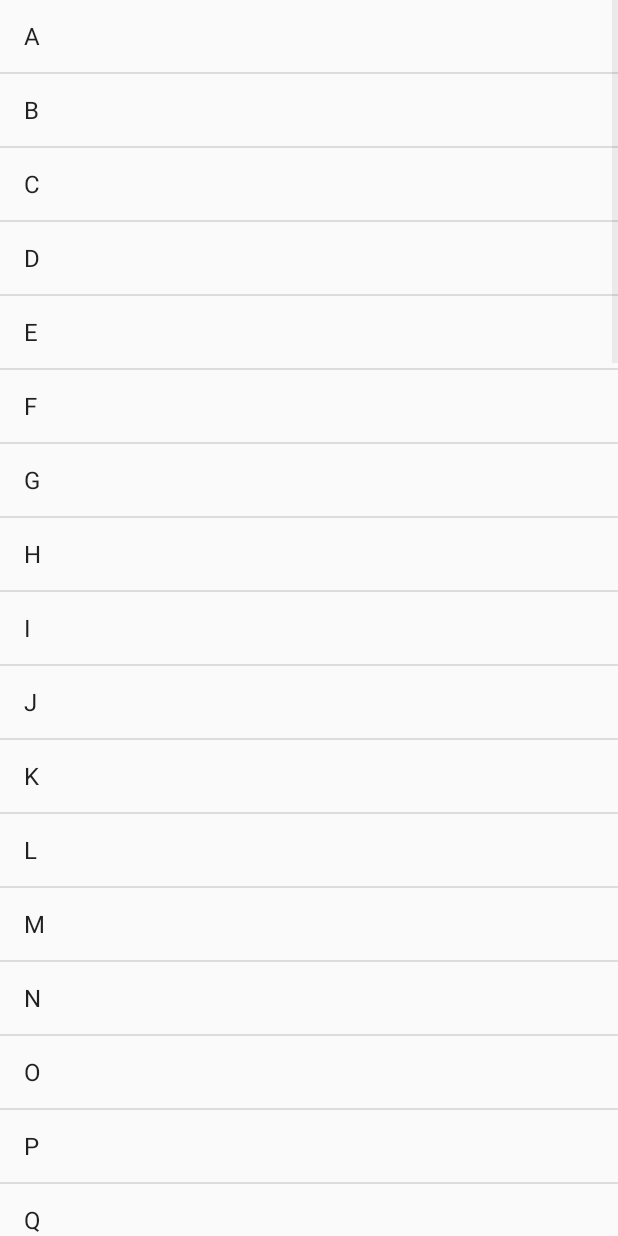
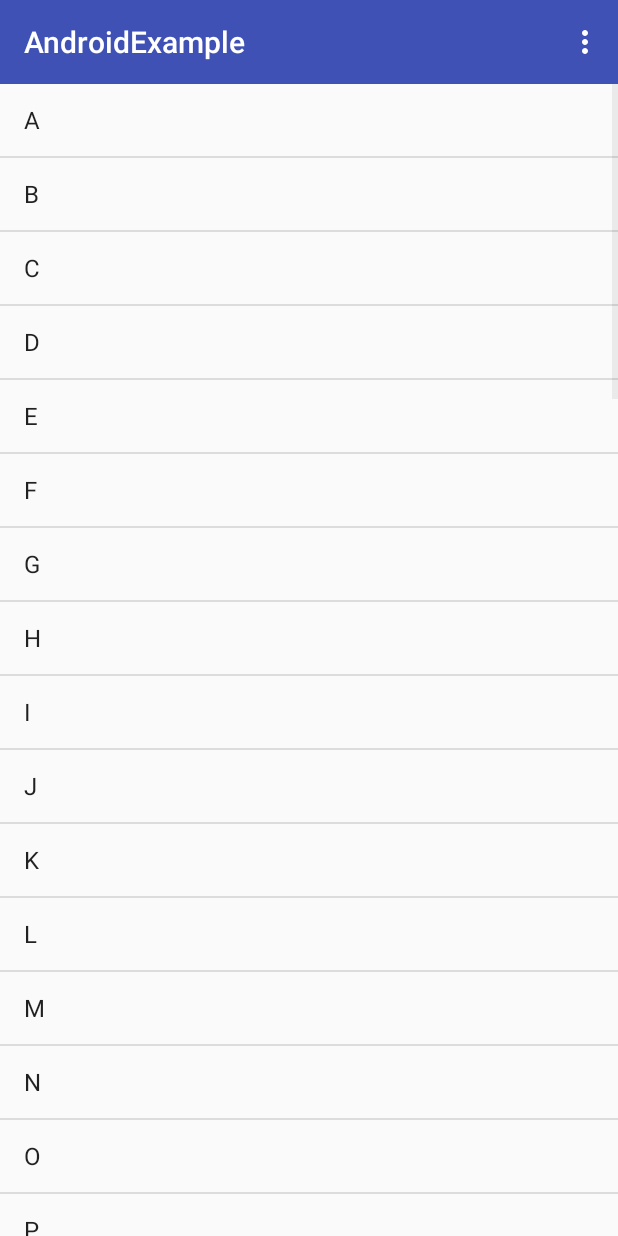
Before and after one commit to zouzhihao1992/AndroidExample, an Android app: the ListViewActivity screen opened directly, with no data from a screen before it, on a phone screen of 412 x 824 dp. Run offline under Robolectric (Android 15) with nearby library versions, the phone set to English and light mode, and no system bars.

```diff
--- a/app/src/main/AndroidManifest.xml
+++ b/app/src/main/AndroidManifest.xml
@@ -24,6 +24,7 @@
         <activity android:name=".activity.RecyclerViewStaggerActivity"></activity>
         <activity android:name=".activity.FragmentActivity"></activity>
         <activity android:name=".activity.ListViewActivity"></activity>
+        <activity android:name=".activity.listViewChatActivity"></activity>
 
     </application>
 
--- a/app/src/main/java/com/android/zzh/androidexample/activity/ListViewActivity.java
+++ b/app/src/main/java/com/android/zzh/androidexample/activity/ListViewActivity.java
@@ -4,13 +4,18 @@ import android.content.Context;
 import android.content.Intent;
 import android.os.Bundle;
 import android.support.v7.app.AppCompatActivity;
+import android.support.v7.widget.Toolbar;
 import android.view.LayoutInflater;
+import android.view.Menu;
+import android.view.MenuItem;
 import android.view.View;
 import android.view.ViewGroup;
+import android.widget.AdapterView;
 import android.widget.ArrayAdapter;
 import android.widget.ImageView;
 import android.widget.ListView;
 import android.widget.TextView;
+import android.widget.Toast;
 
 import com.android.zzh.androidexample.R;
 import com.google.android.gms.common.api.GoogleApiClient;
@@ -25,6 +30,7 @@ public class ListViewActivity extends AppCompatActivity {
     public static final int SIMPLE_ARRAYADAPTER = 0;
     public static final int CUSTOM_ARRAYADAPTER = 1;
     ListView listView;
+    private Toolbar toolbar;
     /**
      * ATTENTION: This was auto-generated to implement the App Indexing API.
      * See https://g.co/AppIndexing/AndroidStudio for more information.
@@ -35,6 +41,10 @@ public class ListViewActivity extends AppCompatActivity {
     public void onCreate(Bundle savedInstanceState) {
         super.onCreate(savedInstanceState);
         setContentView(R.layout.listview_activity);
+
+        toolbar  = (Toolbar) findViewById(R.id.toolbar_listview);
+        setSupportActionBar(toolbar);
+
         listView = (ListView) findViewById(R.id.listview_test);
         List<String> list = new ArrayList<String>();
         for (int i = 'A'; i < 'z'; i++) {
@@ -58,6 +68,12 @@ public class ListViewActivity extends AppCompatActivity {
                 break;
 
         }
+        listView.setOnItemClickListener(new AdapterView.OnItemClickListener() {
+            @Override
+            public void onItemClick(AdapterView<?> parent, View view, int position, long id) {
+                Toast.makeText(ListViewActivity.this,""+position,Toast.LENGTH_LONG).show();
+            }
+        });
 
     }
 
@@ -82,6 +98,7 @@ public class ListViewActivity extends AppCompatActivity {
                 viewHolder.textView = (TextView) view.findViewById(R.id.TextView_ImageView_Description);
                 view.setTag(viewHolder);
             }else{
+                view = convertView;
                 viewHolder = (MyAdapter.ViewHolder)convertView.getTag();
             }
 
@@ -116,4 +133,27 @@ public class ListViewActivity extends AppCompatActivity {
 
     }
 
+    @Override
+    public boolean onCreateOptionsMenu(Menu menu) {
+        getMenuInflater().inflate(R.menu.menu_listview,menu);
+        return true;
+    }
+
+    @Override
+    public boolean onOptionsItemSelected(MenuItem item) {
+        switch (item.getItemId()){
+            case R.id.action_custom_arrayadapter:
+                Intent intent = new Intent(this,ListViewActivity.class);
+                intent.putExtra("type",ListViewActivity.CUSTOM_ARRAYADAPTER);
+                startActivity(intent);
+                finish();
+                break;
+            case R.id.action_simple_arrayadapter:
+                Intent intent2 = new Intent(this,ListViewActivity.class);
+                intent2.putExtra("type",ListViewActivity.SIMPLE_ARRAYADAPTER);
+                startActivity(intent2);
+                finish();
+        }
+        return true;
+    }
 }
--- a/app/src/main/java/com/android/zzh/androidexample/activity/MainActivity.java
+++ b/app/src/main/java/com/android/zzh/androidexample/activity/MainActivity.java
@@ -23,6 +23,7 @@ public class MainActivity extends AppCompatActivity {
     public void onCreate(Bundle savedInstanceState) {
         super.onCreate(savedInstanceState);
         setContentView(R.layout.main_layout);
+
         Toolbar toolbar = (Toolbar)findViewById(R.id.main_toolbar);
         setSupportActionBar(toolbar);
 
--- a/app/src/main/res/layout/listview_activity.xml
+++ b/app/src/main/res/layout/listview_activity.xml
@@ -1,12 +1,20 @@
 <?xml version="1.0" encoding="utf-8"?>
 <LinearLayout xmlns:android="http://schemas.android.com/apk/res/android"
     android:layout_width="match_parent"
-    android:layout_height="match_parent">
+    android:layout_height="match_parent"
+    android:orientation="vertical"
+    xmlns:app="http://schemas.android.com/apk/res-auto">
+    <android.support.v7.widget.Toolbar
+        android:id="@+id/toolbar_listview"
+        android:layout_width="match_parent"
+        android:layout_height="?attr/actionBarSize"
+        app:popupTheme="@style/ThemeOverlay.AppCompat.Light"
+        app:theme="@style/ThemeOverlay.AppCompat.Dark.ActionBar"
+        android:background="?attr/colorPrimary"/>
     <ListView
         android:id="@+id/listview_test"
         android:layout_width="match_parent"
         android:layout_height="match_parent">
-
     </ListView>
 
 </LinearLayout>
--- /dev/null
+++ b/app/src/main/res/menu/menu_listview.xml
@@ -0,0 +1,14 @@
+<?xml version="1.0" encoding="utf-8"?>
+<menu xmlns:android="http://schemas.android.com/apk/res/android"
+    xmlns:app="http://schemas.android.com/apk/res-auto">
+    <item
+        android:id="@+id/action_custom_arrayadapter"
+        android:title="custom_arrayadapter">
+    </item>
+
+    <item
+        android:id="@+id/action_simple_arrayadapter"
+        android:title="simple_arrayadapter">
+    </item>
+
+</menu>
```
Also changed, not shown: app/src/main/java/com/android/zzh/androidexample/activity/listViewChatActivity.java (added, +9 -0 lines), app/src/main/java/com/android/zzh/androidexample/adapter/MsgAdapter.java (added, +49 -0 lines), app/src/main/java/com/android/zzh/androidexample/other/Msg.java (added, +24 -0 lines), app/src/main/res/layout/item_listview_chat.xml (added, +41 -0 lines), app/src/main/res/layout/listview_chat_activity.xml (added, +38 -0 lines), app/src/main/res/drawable-xxhdpi/image_chat_left.9.png (added), app/src/main/res/drawable-xxhdpi/image_chat_right.9.png (added).
